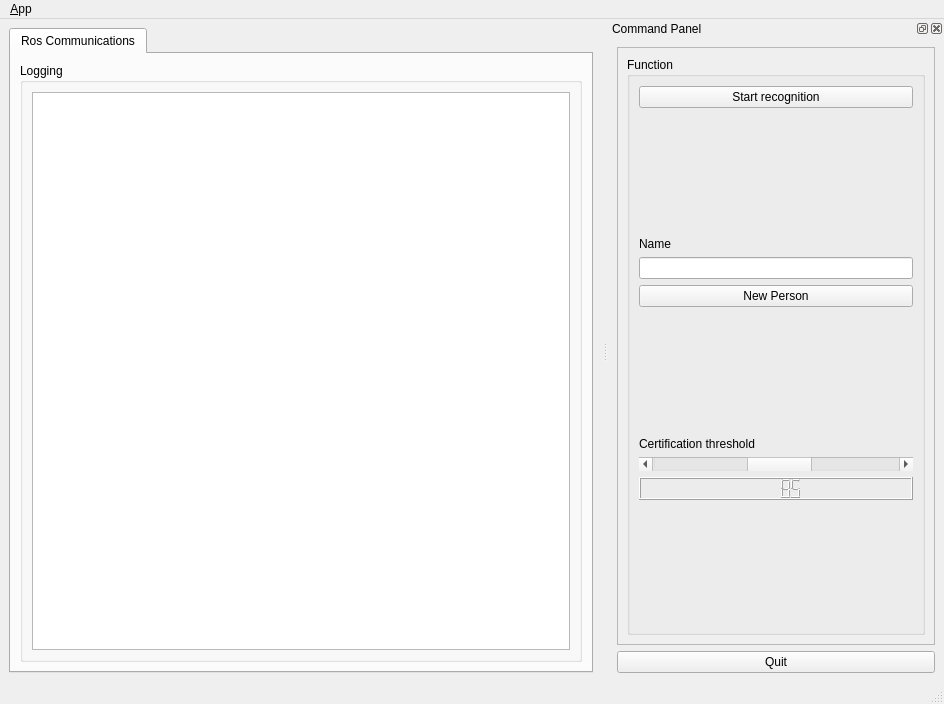
Above: ui/main_window.ui from Newhandnew/face_recognition_QT_interface before the change. Below: the same form after it.
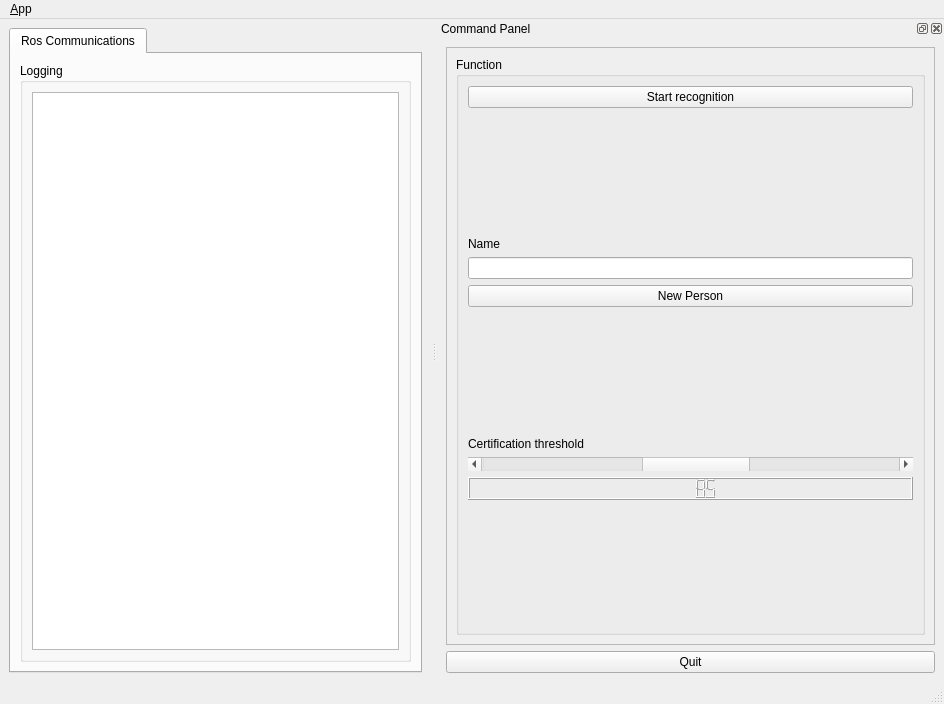
That is the form after the change. Icons and pictures are not drawn.

Patch:
```diff
--- a/ui/main_window.ui
+++ b/ui/main_window.ui
@@ -97,7 +97,7 @@
    </property>
    <property name="minimumSize">
     <size>
-     <width>336</width>
+     <width>507</width>
      <height>445</height>
     </size>
    </property>
```
Left out of the diff: 32 changed lines with no effect on the pictures.
